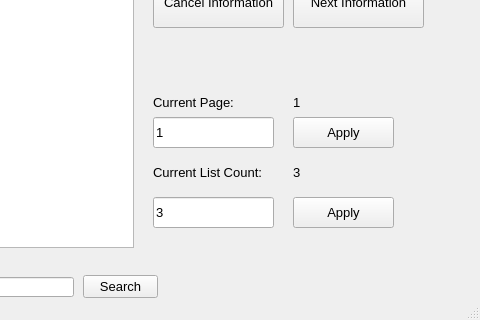
Old version of the form chatbot_ui.ui in the repository leeys507/Public_AI_Project; both pictures show x 357 to 837 and y 523 to 843 of the 837 by 843 pixel window.
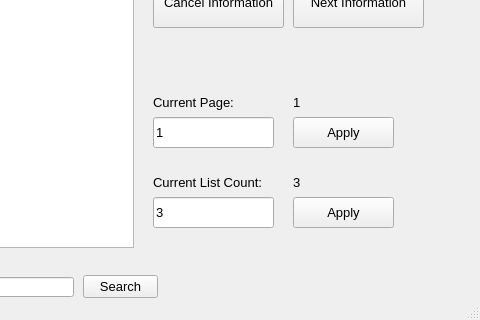
New version of the form.

```diff
--- a/chatbot_ui.ui
+++ b/chatbot_ui.ui
@@ -404,7 +404,7 @@
     <property name="geometry">
      <rect>
       <x>650</x>
-      <y>660</y>
+      <y>670</y>
       <width>91</width>
       <height>31</height>
      </rect>
@@ -417,7 +417,7 @@
     <property name="geometry">
      <rect>
       <x>510</x>
-      <y>660</y>
+      <y>670</y>
       <width>121</width>
       <height>31</height>
      </rect>
```
